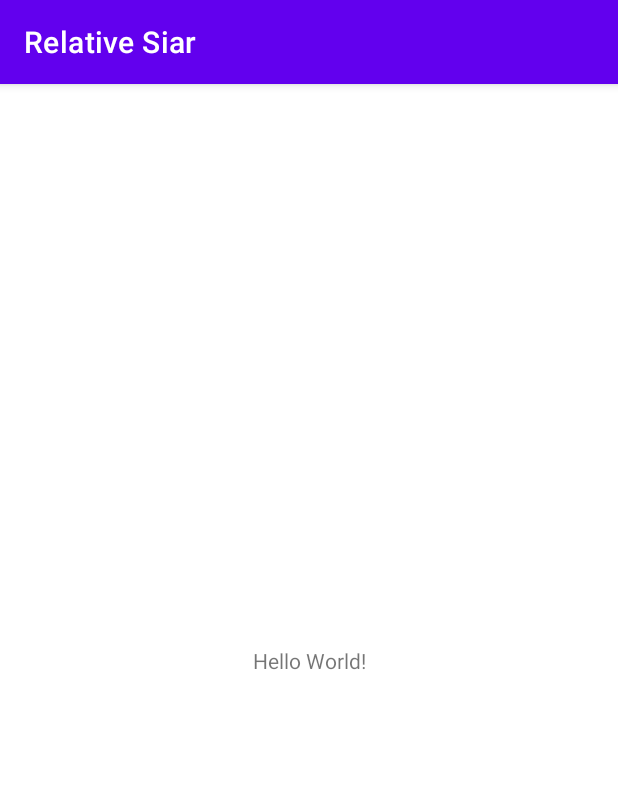
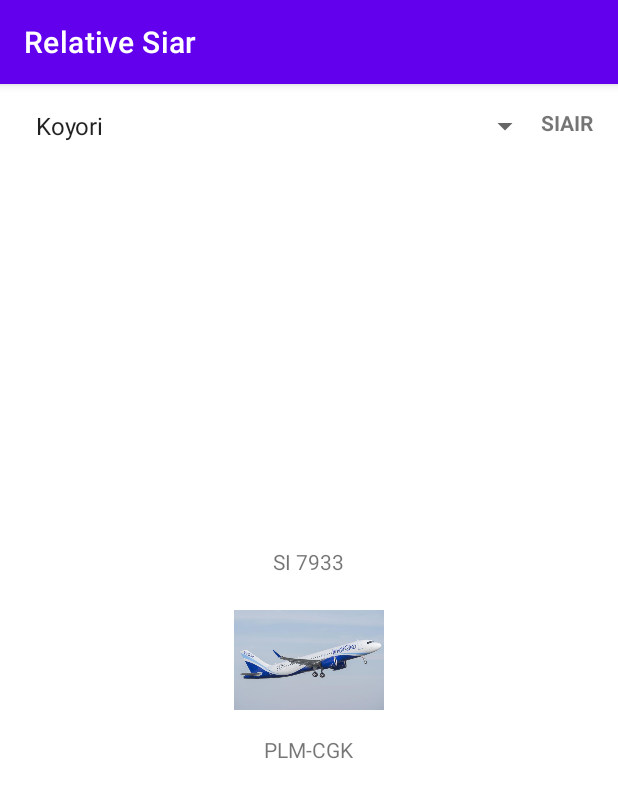
Before and after one commit to matthewvt01/RelativeSiar, an Android app: the screen it shows after launch (MainActivity), on a phone screen of 412 x 824 dp. Shown: the top 798 px of the screen. Run offline under Robolectric (Android 15) with nearby library versions, the phone set to English and light mode, and no system bars.

Commit message:
Relative Layout

```diff
--- a/app/src/main/res/layout/activity_main.xml
+++ b/app/src/main/res/layout/activity_main.xml
@@ -1,18 +1,55 @@
 <?xml version="1.0" encoding="utf-8"?>
-<androidx.constraintlayout.widget.ConstraintLayout xmlns:android="http://schemas.android.com/apk/res/android"
+<RelativeLayout xmlns:android="http://schemas.android.com/apk/res/android"
     xmlns:app="http://schemas.android.com/apk/res-auto"
     xmlns:tools="http://schemas.android.com/tools"
     android:layout_width="match_parent"
     android:layout_height="match_parent"
+    android:layout_margin="16dp"
     tools:context=".MainActivity">
 
     <TextView
+        android:id="@+id/tv_siair"
         android:layout_width="wrap_content"
         android:layout_height="wrap_content"
-        android:text="Hello World!"
-        app:layout_constraintBottom_toBottomOf="parent"
-        app:layout_constraintEnd_toEndOf="parent"
-        app:layout_constraintStart_toStartOf="parent"
-        app:layout_constraintTop_toTopOf="parent" />
+        android:text="SIAIR"
+        android:textStyle="bold"
+        android:layout_alignParentRight="true"
+        />
+    <Spinner
+        android:id="@+id/sp_nama"
+        android:layout_width="match_parent"
+        android:layout_height="wrap_content"
+        android:entries="@array/arr_nama"
+        android:layout_toLeftOf="@id/tv_siair"
+        />
 
-</androidx.constraintlayout.widget.ConstraintLayout>
+    <ImageView
+        android:id="@+id/iv_logo"
+        android:layout_width="100dp"
+        android:layout_height="100dp"
+        android:src="@drawable/pesawat"
+        android:layout_centerInParent="true"
+        />
+    <TextView
+        android:id="@+id/tv_nomor_penerbangan"
+        android:layout_width="wrap_content"
+        android:layout_height="wrap_content"
+        android:text="SI 7933"
+        android:layout_above="@+id/iv_logo"
+        android:layout_centerHorizontal="true"
+        android:layout_marginBottom="6dp"
+        />
+    <TextView
+        android:id="@+id/tv_tujuan_penerbangan"
+        android:layout_width="wrap_content"
+        android:layout_height="wrap_content"
+        android:text="PLM-CGK"
+        android:layout_below="@id/iv_logo"
+        android:layout_centerHorizontal="true"
+        android:layout_marginBottom="6dp"
+        />
+
+
+
+
+</RelativeLayout>
--- a/app/src/main/res/values/strings.xml
+++ b/app/src/main/res/values/strings.xml
@@ -1,3 +1,10 @@
 <resources>
     <string name="app_name">Relative Siar</string>
+    <string-array name="arr_nama">
+        <item>Koyori</item>
+        <item>Fubuki</item>
+        <item>Miko</item>
+        <item>Azki</item>
+        <item>Botan</item>
+    </string-array>
 </resources>
```
Also changed, not shown: app/src/main/res/drawable/pesawat.jpg (added).
